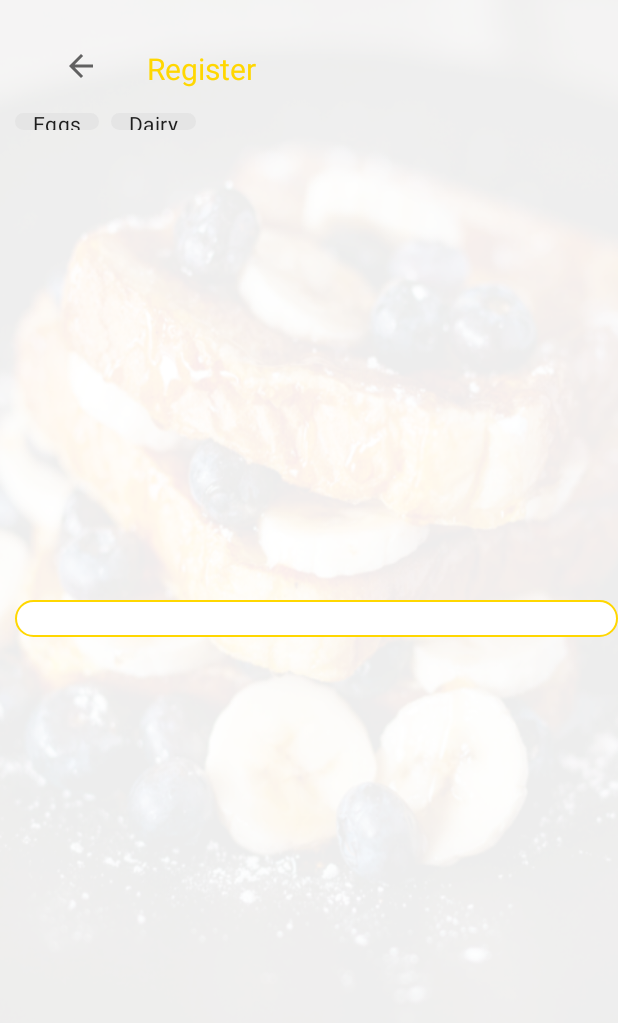
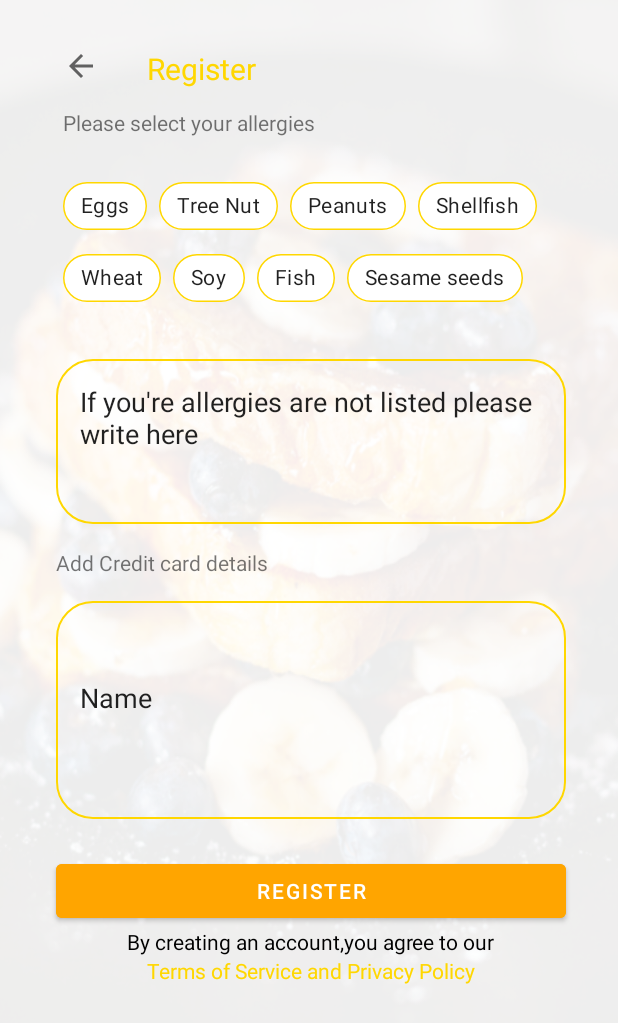
Before and after one commit to arya-queen-of-the-north/the-pod, an Android app: the screen it shows after launch (Registration2Activity), on a phone screen of 412 x 824 dp. Shown: the top 1023 px of the screen. Run offline under Robolectric (Android 15) with nearby library versions, the phone set to English and light mode, and no system bars.

Commit message:
added unversioned files

```diff
--- /dev/null
+++ b/app/src/main/res/drawable/input_background.xml
@@ -0,0 +1,16 @@
+<?xml version="1.0" encoding="utf-8"?>
+<selector xmlns:android="http://schemas.android.com/apk/res/android">
+    <item android:state_focused="true">
+        <shape android:shape="rectangle">
+            <stroke android:color="@color/yellow" android:width="1dp" />
+            <corners android:radius="24dp" />
+        </shape>
+    </item>
+
+    <item>
+        <shape android:shape="rectangle">
+            <stroke android:color="@color/yellow" android:width="1dp" />
+            <corners android:radius="24dp" />
+        </shape>
+    </item>
+</selector>
--- a/app/src/main/res/drawable/rounded_button_login.xml
+++ b/app/src/main/res/drawable/rounded_button_login.xml
@@ -4,6 +4,6 @@
 
     <solid android:color="#FFA500" />
 
-    <corners android:radius="22dp" />
+    <corners android:radius="24dp" />
 
 </shape>
--- a/app/src/main/res/layout/activity_registration2.xml
+++ b/app/src/main/res/layout/activity_registration2.xml
@@ -4,46 +4,93 @@
     xmlns:tools="http://schemas.android.com/tools"
     android:layout_width="match_parent"
     android:layout_height="match_parent"
+    android:paddingLeft="10dp"
     android:background="@drawable/background_image"
-    android:paddingLeft="10dp"
     tools:context=".LoginPageActivity">
 
     <com.google.android.material.chip.ChipGroup
-        android:layout_width="121dp"
-        android:layout_height="27dp"
-        android:layout_marginTop="8dp"
-        app:layout_constraintStart_toStartOf="parent"
-        app:layout_constraintTop_toBottomOf="@+id/textView5">
+        android:id="@+id/chipGroup"
+        android:layout_width="330dp"
+        android:layout_height="110dp"
+        android:layout_marginTop="22dp"
+        app:layout_constraintStart_toStartOf="@+id/textView13"
+        app:layout_constraintTop_toBottomOf="@+id/textView13">
 
         <com.google.android.material.chip.Chip
             style="@style/Widget.MaterialComponents.Chip.Filter"
             android:layout_width="wrap_content"
             android:layout_height="wrap_content"
+            android:text="Eggs"
+            app:checkedIconVisible="true"
+            app:chipBackgroundColor="@color/white"
             app:chipStrokeColor="@color/yellow"
-            app:checkedIcon="#000000"
-            app:checkedIconVisible="true"
-            android:text="Eggs" />
+            app:chipStrokeWidth="1dp" />
 
         <com.google.android.material.chip.Chip
+            style="@style/Widget.MaterialComponents.Chip.Filter"
             android:layout_width="wrap_content"
             android:layout_height="wrap_content"
-            android:text="Dairy" />
+            android:text="Tree Nut"
+            app:chipBackgroundColor="@color/white"
+            app:chipStrokeColor="@color/yellow"
+            app:chipStrokeWidth="1dp" />
+
+        <com.google.android.material.chip.Chip
+            style="@style/Widget.MaterialComponents.Chip.Filter"
+            android:layout_width="wrap_content"
+            android:layout_height="wrap_content"
+            android:text="Peanuts"
+            app:chipBackgroundColor="@color/white"
+            app:chipStrokeColor="@color/yellow"
+            app:chipStrokeWidth="1dp" />
+
+        <com.google.android.material.chip.Chip
+            style="@style/Widget.MaterialComponents.Chip.Filter"
+            android:layout_width="wrap_content"
+            android:layout_height="wrap_content"
+            android:text="Shellfish"
+            app:chipBackgroundColor="@color/white"
+            app:chipStrokeColor="@color/yellow"
+            app:chipStrokeWidth="1dp" />
+
+        <com.google.android.material.chip.Chip
+            style="@style/Widget.MaterialComponents.Chip.Filter"
+            android:layout_width="wrap_content"
+            android:layout_height="wrap_content"
+            android:text="Wheat"
+            app:chipBackgroundColor="@color/white"
+            app:chipStrokeColor="@color/yellow"
+            app:chipStrokeWidth="1dp" />
+
+        <com.google.android.material.chip.Chip
+            style="@style/Widget.MaterialComponents.Chip.Filter"
+            android:layout_width="wrap_content"
+            android:layout_height="wrap_content"
+            android:text="Soy"
+            app:chipBackgroundColor="@color/white"
+            app:chipStrokeColor="@color/yellow"
+            app:chipStrokeWidth="1dp" />
+
+        <com.google.android.material.chip.Chip
+            style="@style/Widget.MaterialComponents.Chip.Filter"
+            android:layout_width="wrap_content"
+            android:layout_height="wrap_content"
+            android:text="Fish"
+            app:chipBackgroundColor="@color/white"
+            app:chipStrokeColor="@color/yellow"
+            app:chipStrokeWidth="1dp" />
+
+        <com.google.android.material.chip.Chip
+            style="@style/Widget.MaterialComponents.Chip.Filter"
+            android:layout_width="wrap_content"
+            android:layout_height="wrap_content"
+            android:text="Sesame seeds"
+            app:chipBackgroundColor="@color/white"
+            app:chipStrokeColor="@color/yellow"
+            app:chipStrokeWidth="1dp" />
+
+
     </com.google.android.material.chip.ChipGroup>
-
-    <EditText
-        android:id="@+id/editText3"
-        android:layout_width="match_parent"
-        android:layout_height="wrap_content"
-        android:layout_alignParentTop="true"
-        android:layout_alignParentEnd="true"
-        android:background="@drawable/rounded_button"
-        android:ems="10"
-        android:inputType="text"
-        android:text=""
-        app:layout_constraintBottom_toBottomOf="parent"
-        app:layout_constraintEnd_toEndOf="parent"
-        app:layout_constraintStart_toStartOf="parent"
-        app:layout_constraintTop_toTopOf="parent" />
 
     <ImageView
         android:id="@+id/imageView7"
@@ -68,5 +115,87 @@
         app:layout_constraintStart_toEndOf="@+id/imageView7"
         app:layout_constraintTop_toTopOf="parent" />
 
+    <TextView
+        android:id="@+id/textView13"
+        android:layout_width="wrap_content"
+        android:layout_height="wrap_content"
+        android:layout_marginTop="16dp"
+        android:text="Please select your allergies"
+        app:layout_constraintStart_toStartOf="@+id/imageView7"
+        app:layout_constraintTop_toBottomOf="@+id/imageView7" />
+
+    <EditText
+        android:id="@+id/editText2"
+        android:layout_width="340dp"
+        android:layout_height="110dp"
+        android:layout_marginTop="16dp"
+        android:background="@drawable/input_background"
+        android:ems="10"
+        android:inputType="textMultiLine"
+        android:paddingLeft="16dp"
+        android:paddingRight="16dp"
+        android:paddingBottom="32dp"
+        android:scrollHorizontally="false"
+        android:text="If you're allergies are not listed please write here"
+        app:layout_constraintEnd_toEndOf="@+id/chipGroup"
+        app:layout_constraintStart_toStartOf="@+id/chipGroup"
+        app:layout_constraintTop_toBottomOf="@+id/chipGroup" />
+
+    <TextView
+        android:id="@+id/textView14"
+        android:layout_width="wrap_content"
+        android:layout_height="wrap_content"
+        android:layout_marginTop="16dp"
+        android:text="Add Credit card details"
+        app:layout_constraintStart_toStartOf="@+id/editText2"
+        app:layout_constraintTop_toBottomOf="@+id/editText2" />
+
+    <EditText
+        android:id="@+id/editText3"
+        android:layout_width="340dp"
+        android:layout_height="145dp"
+        android:layout_marginTop="16dp"
+        android:background="@drawable/input_background"
+        android:ems="10"
+        android:inputType="textPersonName"
+        android:paddingLeft="16dp"
+        android:paddingRight="16dp"
+        android:paddingBottom="16dp"
+        android:text="Name"
+        app:layout_constraintStart_toStartOf="@+id/textView14"
+        app:layout_constraintTop_toBottomOf="@+id/textView14" />
+
+    <Button
+        android:id="@+id/button5"
+        android:layout_width="0dp"
+        android:layout_height="wrap_content"
+        android:layout_marginTop="24dp"
+        android:backgroundTint="@color/gold"
+        android:text="Register"
+        android:textColor="@color/white"
+        app:layout_constraintEnd_toEndOf="@+id/editText3"
+        app:layout_constraintStart_toStartOf="@+id/editText3"
+        app:layout_constraintTop_toBottomOf="@+id/editText3" />
+
+    <TextView
+        android:id="@+id/textView16"
+        android:layout_width="wrap_content"
+        android:layout_height="wrap_content"
+        android:text="By creating an account,you agree to our"
+        android:textColor="@color/black"
+        android:textStyle="normal"
+        app:layout_constraintEnd_toEndOf="@+id/editText3"
+        app:layout_constraintStart_toStartOf="@+id/editText3"
+        app:layout_constraintTop_toBottomOf="@+id/button5" />
+
+    <TextView
+        android:id="@+id/textView17"
+        android:layout_width="wrap_content"
+        android:layout_height="wrap_content"
+        android:text="Terms of Service and Privacy Policy"
+        android:textColor="@color/yellow"
+        app:layout_constraintEnd_toEndOf="@+id/textView16"
+        app:layout_constraintStart_toStartOf="@+id/textView16"
+        app:layout_constraintTop_toBottomOf="@+id/textView16" />
 
 </androidx.constraintlayout.widget.ConstraintLayout>
--- a/app/src/main/res/values/colors.xml
+++ b/app/src/main/res/values/colors.xml
@@ -3,14 +3,18 @@
 
     <!--    APP COLORS-->
     <color name="colorPrimary">@color/yellow</color>
-    <color name="colorPrimaryDark">@color/yellowDark</color>
+    <color name="colorPrimaryDark">@color/black</color>
     <color name="colorAccent">#D81B60</color>
 
     <!--    YELLOWS-->
     <color name="yellow">#FFD700</color>
-    <color name="yellowDark">#FFD700</color>
+    <color name="black">#000000</color>
+    <color name="gold">#FFA500</color>
 
     <!--    REDS-->
     <color name="red">#D81B60</color>
 
+    <!--    WHITES-->
+    <color name="white">#FFFFFF</color>
+
 </resources>
--- a/app/src/main/res/values/styles.xml
+++ b/app/src/main/res/values/styles.xml
@@ -14,4 +14,6 @@
         <item name="colorControlNormal">@color/colorPrimaryDark</item>
     </style>
 
+
+
 </resources>
```
